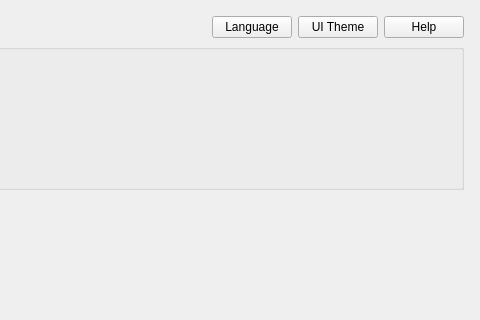
This is src/mainwindow.ui in shine5402/KiraOtoToolbox as Qt 5 draws it before an edit; both pictures show x 280 to 760 and y 0 to 320 of the 760 by 649 pixel window. The edited form follows.
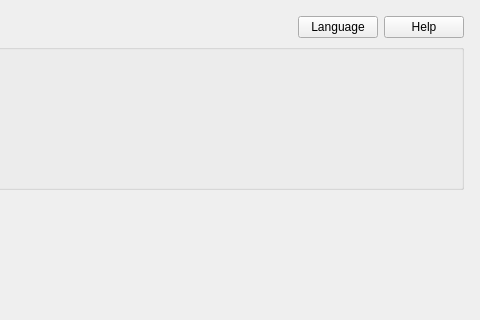
This is the edited form. Icons and pictures are not drawn.

The edit to the form file:
```diff
--- a/src/mainwindow.ui
+++ b/src/mainwindow.ui
@@ -95,13 +95,6 @@
             </property>
            </widget>
           </item>
-          <item>
-           <widget class="QPushButton" name="uiThemeButton">
-            <property name="text">
-             <string>UI Theme</string>
-            </property>
-           </widget>
-          </item>
           <item>
            <widget class="QPushButton" name="helpButton">
             <property name="text">
```
